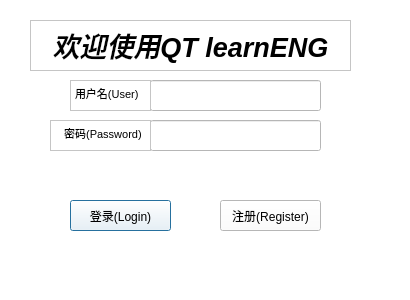
Qt form logindialog.ui (wyq777x/learnENG) before a commit.
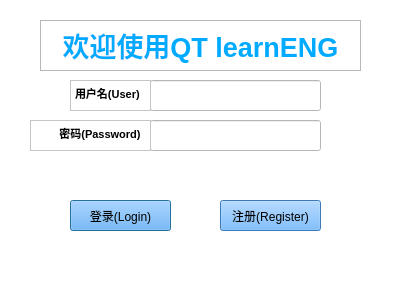
The same form after that commit.

Diff of the .ui file:
```diff
--- a/logindialog.ui
+++ b/logindialog.ui
@@ -491,6 +491,9 @@
      <height>31</height>
     </rect>
    </property>
+   <property name="styleSheet">
+    <string notr="true">background-color: rgb(85, 170, 255);</string>
+   </property>
    <property name="text">
     <string>登录(Login)</string>
    </property>
@@ -504,6 +507,9 @@
      <height>31</height>
     </rect>
    </property>
+   <property name="styleSheet">
+    <string notr="true">background-color: rgb(85, 170, 255);</string>
+   </property>
    <property name="text">
     <string>注册(Register)</string>
    </property>
@@ -548,38 +554,44 @@
 li.unchecked::marker { content: &quot;\2610&quot;; }
 li.checked::marker { content: &quot;\2612&quot;; }
 &lt;/style&gt;&lt;/head&gt;&lt;body style=&quot; font-family:'Microsoft YaHei UI'; font-size:9pt; font-weight:400; font-style:normal;&quot;&gt;
-&lt;p style=&quot; margin-top:0px; margin-bottom:0px; margin-left:0px; margin-right:0px; -qt-block-indent:0; text-indent:0px;&quot;&gt;&lt;span style=&quot; font-size:8pt;&quot;&gt;用户名(User) &lt;/span&gt;&lt;/p&gt;&lt;/body&gt;&lt;/html&gt;</string>
+&lt;p style=&quot; margin-top:0px; margin-bottom:0px; margin-left:0px; margin-right:0px; -qt-block-indent:0; text-indent:0px;&quot;&gt;&lt;span style=&quot; font-size:8pt; font-weight:700;&quot;&gt;用户名(User) &lt;/span&gt;&lt;/p&gt;&lt;/body&gt;&lt;/html&gt;</string>
    </property>
   </widget>
   <widget class="QTextEdit" name="passwordtext">
    <property name="geometry">
     <rect>
-     <x>50</x>
-     <y>120</y>
-     <width>101</width>
-     <height>31</height>
-    </rect>
-   </property>
-   <property name="html">
-    <string>&lt;!DOCTYPE HTML PUBLIC &quot;-//W3C//DTD HTML 4.0//EN&quot; &quot;http://www.w3.org/TR/REC-html40/strict.dtd&quot;&gt;
-&lt;html&gt;&lt;head&gt;&lt;meta name=&quot;qrichtext&quot; content=&quot;1&quot; /&gt;&lt;meta charset=&quot;utf-8&quot; /&gt;&lt;style type=&quot;text/css&quot;&gt;
-p, li { white-space: pre-wrap; }
-hr { height: 1px; border-width: 0; }
-li.unchecked::marker { content: &quot;\2610&quot;; }
-li.checked::marker { content: &quot;\2612&quot;; }
-&lt;/style&gt;&lt;/head&gt;&lt;body style=&quot; font-family:'Microsoft YaHei UI'; font-size:9pt; font-weight:400; font-style:normal;&quot;&gt;
-&lt;p style=&quot; margin-top:0px; margin-bottom:0px; margin-left:0px; margin-right:0px; -qt-block-indent:0; text-indent:0px;&quot;&gt;&lt;span style=&quot; font-size:8pt;&quot;&gt;   密码(Password)&lt;/span&gt;&lt;/p&gt;&lt;/body&gt;&lt;/html&gt;</string>
-   </property>
-  </widget>
-  <widget class="QTextEdit" name="logintitletext">
-   <property name="geometry">
-    <rect>
      <x>30</x>
+     <y>120</y>
+     <width>121</width>
+     <height>31</height>
+    </rect>
+   </property>
+   <property name="html">
+    <string>&lt;!DOCTYPE HTML PUBLIC &quot;-//W3C//DTD HTML 4.0//EN&quot; &quot;http://www.w3.org/TR/REC-html40/strict.dtd&quot;&gt;
+&lt;html&gt;&lt;head&gt;&lt;meta name=&quot;qrichtext&quot; content=&quot;1&quot; /&gt;&lt;meta charset=&quot;utf-8&quot; /&gt;&lt;style type=&quot;text/css&quot;&gt;
+p, li { white-space: pre-wrap; }
+hr { height: 1px; border-width: 0; }
+li.unchecked::marker { content: &quot;\2610&quot;; }
+li.checked::marker { content: &quot;\2612&quot;; }
+&lt;/style&gt;&lt;/head&gt;&lt;body style=&quot; font-family:'Microsoft YaHei UI'; font-size:9pt; font-weight:400; font-style:normal;&quot;&gt;
+&lt;p align=&quot;justify&quot; style=&quot; margin-top:0px; margin-bottom:0px; margin-left:0px; margin-right:0px; -qt-block-indent:0; text-indent:0px;&quot;&gt;&lt;span style=&quot; font-size:8pt; font-weight:700;&quot;&gt;        密码(Password)&lt;/span&gt;&lt;/p&gt;&lt;/body&gt;&lt;/html&gt;</string>
+   </property>
+  </widget>
+  <widget class="QTextEdit" name="logintitletext">
+   <property name="geometry">
+    <rect>
+     <x>40</x>
      <y>20</y>
      <width>321</width>
      <height>51</height>
     </rect>
    </property>
+   <property name="autoFillBackground">
+    <bool>false</bool>
+   </property>
+   <property name="styleSheet">
+    <string notr="true">color: rgb(0, 170, 255);</string>
+   </property>
    <property name="html">
     <string>&lt;!DOCTYPE HTML PUBLIC &quot;-//W3C//DTD HTML 4.0//EN&quot; &quot;http://www.w3.org/TR/REC-html40/strict.dtd&quot;&gt;
 &lt;html&gt;&lt;head&gt;&lt;meta name=&quot;qrichtext&quot; content=&quot;1&quot; /&gt;&lt;meta charset=&quot;utf-8&quot; /&gt;&lt;style type=&quot;text/css&quot;&gt;
@@ -588,7 +600,7 @@
 li.unchecked::marker { content: &quot;\2610&quot;; }
 li.checked::marker { content: &quot;\2612&quot;; }
 &lt;/style&gt;&lt;/head&gt;&lt;body style=&quot; font-family:'Microsoft YaHei UI'; font-size:9pt; font-weight:400; font-style:normal;&quot;&gt;
-&lt;p align=&quot;center&quot; style=&quot; margin-top:0px; margin-bottom:0px; margin-left:0px; margin-right:0px; -qt-block-indent:0; text-indent:0px;&quot;&gt;&lt;span style=&quot; font-size:20pt; font-weight:700; font-style:italic;&quot;&gt;欢迎使用QT learnENG&lt;/span&gt;&lt;/p&gt;&lt;/body&gt;&lt;/html&gt;</string>
+&lt;p align=&quot;center&quot; style=&quot; margin-top:0px; margin-bottom:0px; margin-left:0px; margin-right:0px; -qt-block-indent:0; text-indent:0px;&quot;&gt;&lt;span style=&quot; font-size:20pt; font-weight:700;&quot;&gt;欢迎使用QT learnENG&lt;/span&gt;&lt;/p&gt;&lt;/body&gt;&lt;/html&gt;</string>
    </property>
   </widget>
  </widget>
```
